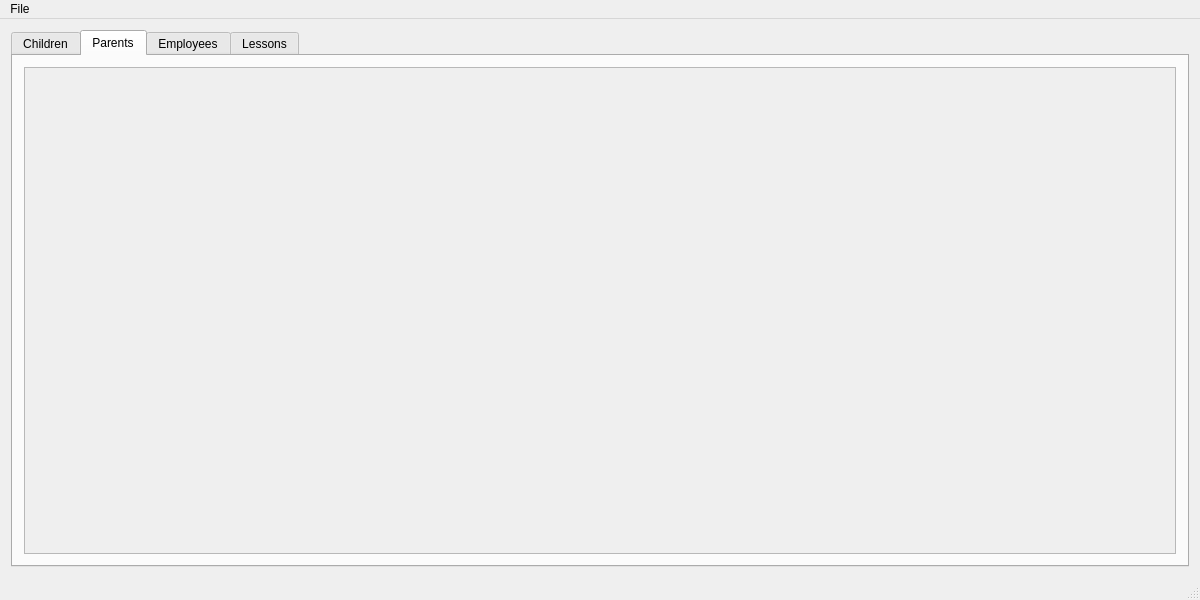
Tryndo225/TullipApp, file TullipApp/DataBaseGUI.ui: the form before one commit.
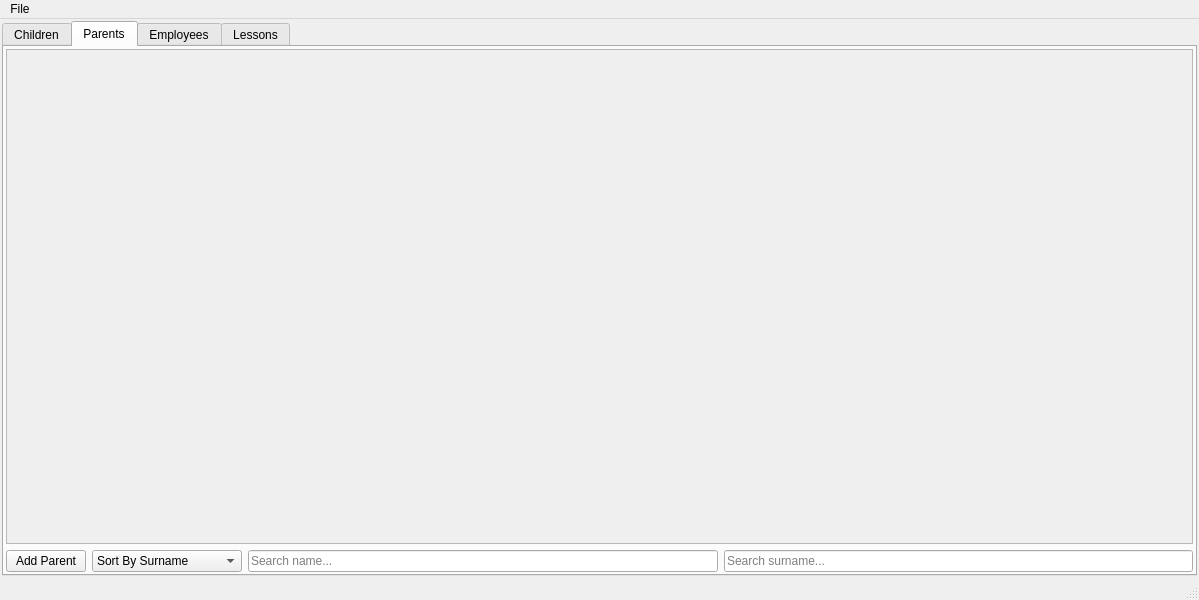
The form after the commit. The open tabs and pages were chosen to show the change.

Commit message: Add parents tab, import, export, save. TODO: Figure out signal bug

What changed in the file:
```diff
--- a/TullipApp/DataBaseGUI.ui
+++ b/TullipApp/DataBaseGUI.ui
@@ -6,7 +6,7 @@
    <rect>
     <x>0</x>
     <y>0</y>
-    <width>1200</width>
+    <width>1199</width>
     <height>600</height>
    </rect>
   </property>
@@ -14,7 +14,19 @@
    <string>DataBaseGUI</string>
   </property>
   <widget class="QWidget" name="main_window">
-   <layout class="QHBoxLayout" name="horizontalLayout">
+   <layout class="QVBoxLayout" name="verticalLayout">
+    <property name="leftMargin">
+     <number>2</number>
+    </property>
+    <property name="topMargin">
+     <number>2</number>
+    </property>
+    <property name="rightMargin">
+     <number>2</number>
+    </property>
+    <property name="bottomMargin">
+     <number>2</number>
+    </property>
     <item>
      <widget class="QTabWidget" name="tabs">
       <property name="autoFillBackground">
@@ -140,8 +152,81 @@
        <attribute name="title">
         <string>Parents</string>
        </attribute>
-       <layout class="QVBoxLayout" name="verticalLayout_9">
-        <item>
+       <layout class="QGridLayout" name="gridLayout_2">
+        <property name="leftMargin">
+         <number>2</number>
+        </property>
+        <property name="topMargin">
+         <number>2</number>
+        </property>
+        <property name="rightMargin">
+         <number>2</number>
+        </property>
+        <property name="bottomMargin">
+         <number>2</number>
+        </property>
+        <item row="2" column="3">
+         <widget class="QLineEdit" name="parent_search_name_bar">
+          <property name="placeholderText">
+           <string>Search name...</string>
+          </property>
+          <property name="clearButtonEnabled">
+           <bool>true</bool>
+          </property>
+         </widget>
+        </item>
+        <item row="2" column="0" colspan="2">
+         <widget class="QPushButton" name="parent_add_button">
+          <property name="text">
+           <string>Add Parent</string>
+          </property>
+         </widget>
+        </item>
+        <item row="2" column="2">
+         <widget class="QComboBox" name="parent_sort_selector">
+          <property name="sizePolicy">
+           <sizepolicy hsizetype="Minimum" vsizetype="Fixed">
+            <horstretch>0</horstretch>
+            <verstretch>0</verstretch>
+           </sizepolicy>
+          </property>
+          <property name="minimumSize">
+           <size>
+            <width>150</width>
+            <height>0</height>
+           </size>
+          </property>
+          <property name="currentIndex">
+           <number>1</number>
+          </property>
+          <item>
+           <property name="text">
+            <string>Sort By Name</string>
+           </property>
+          </item>
+          <item>
+           <property name="text">
+            <string>Sort By Surname</string>
+           </property>
+          </item>
+          <item>
+           <property name="text">
+            <string>Sort By Email</string>
+           </property>
+          </item>
+         </widget>
+        </item>
+        <item row="2" column="4">
+         <widget class="QLineEdit" name="parent_search_surname_bar">
+          <property name="placeholderText">
+           <string>Search surname...</string>
+          </property>
+          <property name="clearButtonEnabled">
+           <bool>true</bool>
+          </property>
+         </widget>
+        </item>
+        <item row="0" column="0" colspan="5">
          <widget class="QScrollArea" name="parents_scroll">
           <property name="widgetResizable">
            <bool>true</bool>
@@ -151,13 +236,20 @@
             <rect>
              <x>0</x>
              <y>0</y>
-             <width>1158</width>
-             <height>489</height>
+             <width>1185</width>
+             <height>487</height>
             </rect>
            </property>
            <layout class="QVBoxLayout" name="verticalLayout_2">
             <item>
-             <widget class="QWidget" name="widget_2" native="true"/>
+             <widget class="QWidget" name="widget_2" native="true">
+              <property name="sizePolicy">
+               <sizepolicy hsizetype="Preferred" vsizetype="Preferred">
+                <horstretch>0</horstretch>
+                <verstretch>0</verstretch>
+               </sizepolicy>
+              </property>
+             </widget>
             </item>
            </layout>
           </widget>
@@ -232,7 +324,7 @@
     <rect>
      <x>0</x>
      <y>0</y>
-     <width>1200</width>
+     <width>1199</width>
      <height>21</height>
     </rect>
    </property>
```
Left out of the diff: 42 changed lines with no effect on the pictures. The commit also changes 589 other files.
